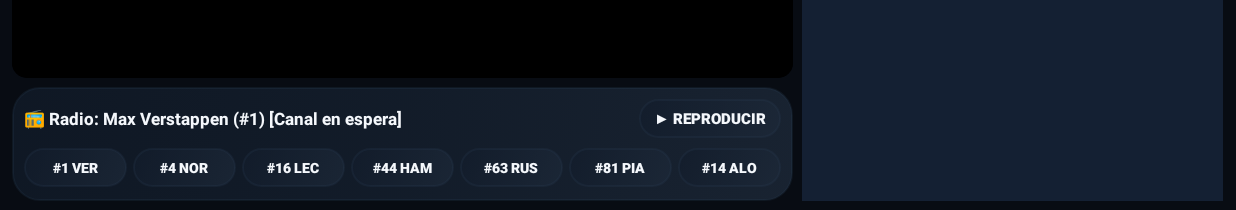
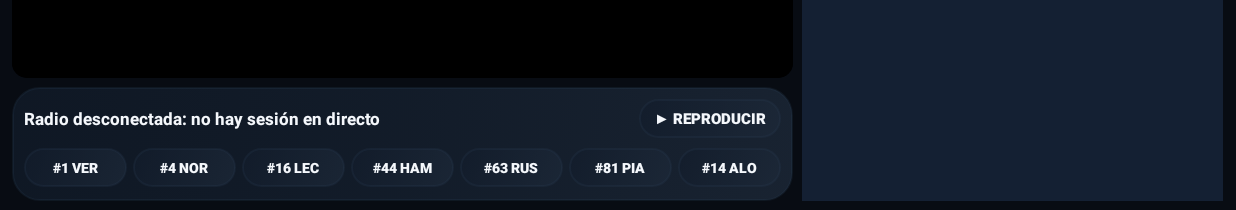
Before and after one commit to MelgarejoMaycol/f1-pitwall-tv, an Android app: the screen it shows after launch (MainActivity), after a tap on "#1 VER", on a phone screen of 824 x 412 dp (held sideways). Shown: the part 405-615 px from the top of the screen. Run offline under Robolectric (Android 15) with nearby library versions, the phone set to English and light mode, and no system bars; pictures from the network do not load; 2 other taps on this screen came first.

Commit message:
fix: require a live session before tuning team radio

```diff
--- a/app/src/main/java/com/f1pitwall/tv/ui/MainActivity.kt
+++ b/app/src/main/java/com/f1pitwall/tv/ui/MainActivity.kt
@@ -406,6 +406,13 @@ class MainActivity : AppCompatActivity() {
     }
 
     private fun tuneRadioDriver(driverNumber: Int, driverName: String) {
+        if (!isLiveSessionActive || currentSessionKey == null) {
+            latestRadioUrl = null
+            radioPlayer?.stop()
+            tvRadioTitle.text = "Radio desconectada: no hay sesión en directo"
+            Toast.makeText(this, "La radio solo está disponible durante una sesión en directo.", Toast.LENGTH_SHORT).show()
+            return
+        }
         tvRadioTitle.text = "📻 Sintonizando Radio: $driverName (#$driverNumber)..."
         lifecycleScope.launch {
             try {
```
